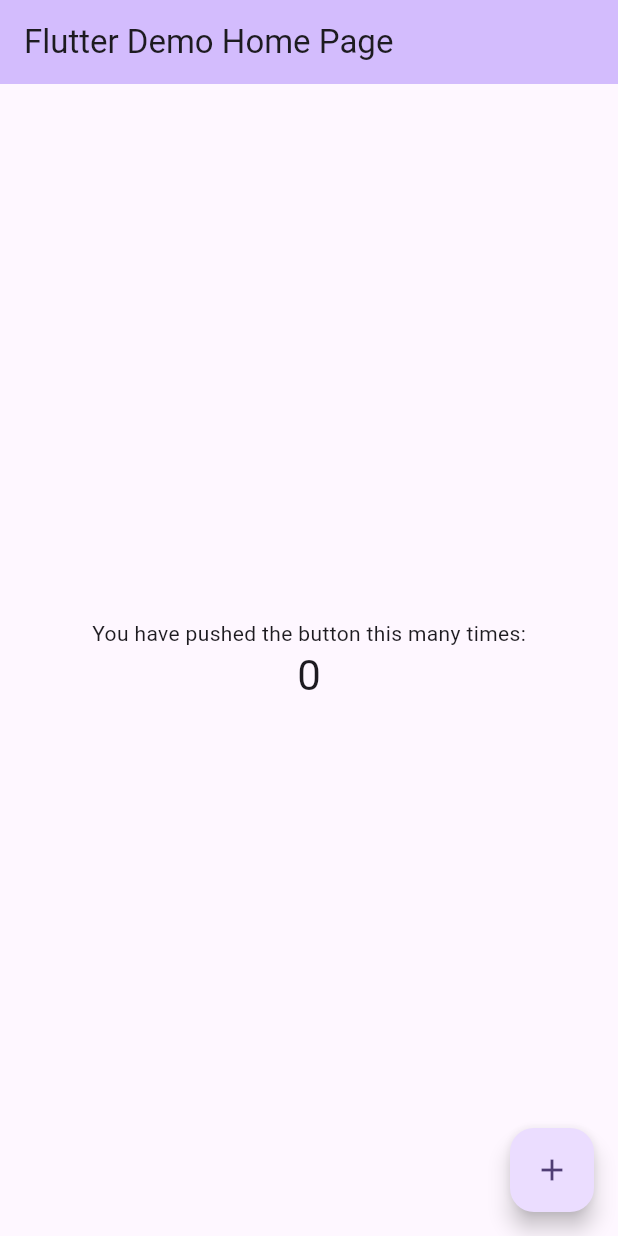
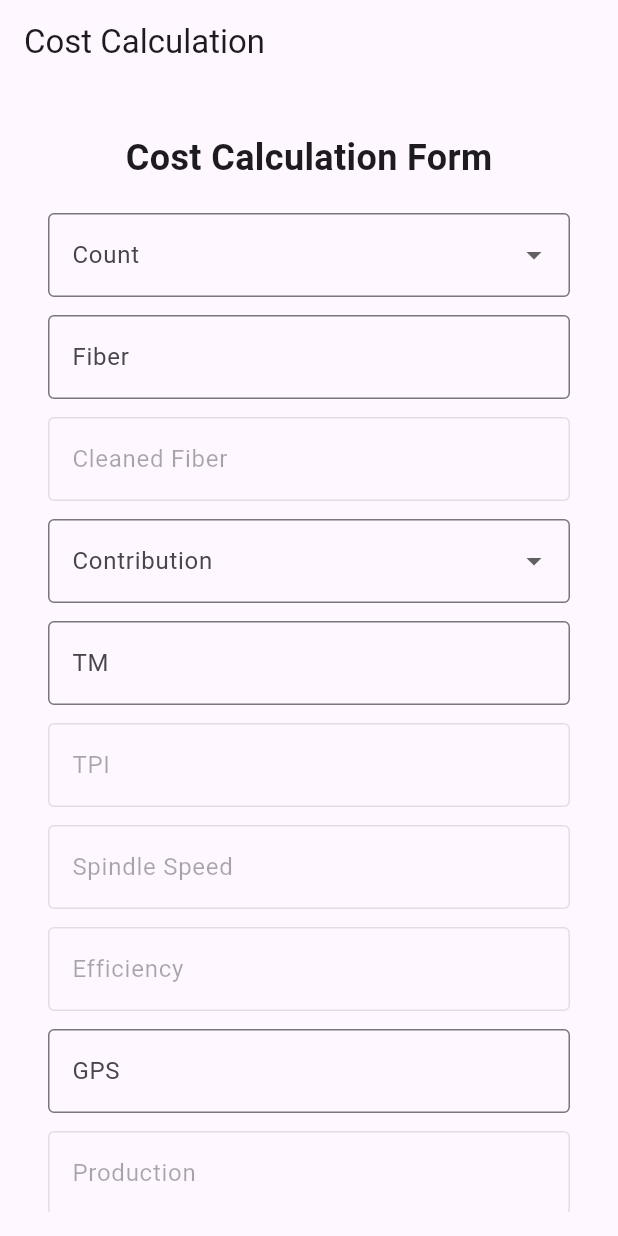
Before and after one commit to Darshan-T-P/Cost-Calculator, a Flutter app: the screen it shows after launch, on a phone screen of 412 x 824 dp. Run offline on Flutter 3.47's test engine with Material 3 defaults, Android fonts, the phone set to English and light mode, and no system bars.

Commit message:
calculations added

```diff
--- /dev/null
+++ b/lib/core/theme/app_pallate.dart
@@ -0,0 +1,13 @@
+import 'package:flutter/material.dart';
+
+class AppPallete {
+  static const Color backgroundColor = Color.fromRGBO(24, 24, 32, 1);
+  static const Color gradient1 = Color.fromRGBO(187, 63, 221, 1);
+  static const Color gradient2 = Color.fromRGBO(251, 109, 169, 1);
+  static const Color gradient3 = Color.fromRGBO(255, 159, 124, 1);
+  static const Color borderColor = Color.fromRGBO(52, 51, 67, 1);
+  static const Color whiteColor = Colors.white;
+  static const Color greyColor = Colors.grey;
+  static const Color errorColor = Colors.redAccent;
+  static const Color transparentColor = Colors.transparent;
+}
--- /dev/null
+++ b/lib/core/theme/theme.dart
@@ -0,0 +1,31 @@
+import './app_pallate.dart';
+import 'package:flutter/material.dart';
+
+class AppTheme {
+  static _border([Color color = AppPallete.borderColor]) => OutlineInputBorder(
+        borderSide: BorderSide(
+          color: color,
+          width: 3,
+        ),
+        borderRadius: BorderRadius.circular(10),
+      );
+  static final darkThemeMode = ThemeData.dark().copyWith(
+    scaffoldBackgroundColor: AppPallete.backgroundColor,
+    appBarTheme: const AppBarTheme(
+      backgroundColor: AppPallete.backgroundColor,
+    ),
+    chipTheme: const ChipThemeData(
+      color: WidgetStatePropertyAll(
+        AppPallete.backgroundColor,
+      ),
+      side: BorderSide.none,
+    ),
+    inputDecorationTheme: InputDecorationTheme(
+      contentPadding: const EdgeInsets.all(27),
+      border: _border(),
+      enabledBorder: _border(),
+      focusedBorder: _border(AppPallete.gradient2),
+      errorBorder: _border(AppPallete.errorColor),
+    ),
+  );
+}
--- /dev/null
+++ b/lib/features/cost_calculation/domain/entities/calculation_dart.dart
@@ -0,0 +1,31 @@
+
+
+class CalculationInput {
+  final int count;
+  final double fiber;
+  final double cleanedFiber;
+  final double contribution;
+  final double tm;
+  final double tpi;
+  final double cspSpeed;
+  final double efficiency;
+  final double gps;
+  final double production;
+  final double costOfProduction;
+  final double price;
+
+  CalculationInput({
+    required this.count,
+    required this.fiber,
+    required this.cleanedFiber,
+    required this.contribution,
+    required this.tm,
+    required this.tpi,
+    required this.cspSpeed,
+    required this.efficiency,
+    required this.gps,
+    required this.production,
+    required this.costOfProduction,
+    required this.price,
+  });
+}
--- /dev/null
+++ b/lib/features/cost_calculation/presentation/pages/calculation_input.dart
@@ -0,0 +1,489 @@
+import 'package:flutter/material.dart';
+import '../widgets/InputFields.dart';
+import '../widgets/CalculateButton.dart';
+import 'dart:math';
+
+class CalculationForm extends StatefulWidget {
+  const CalculationForm({super.key});
+
+  @override
+  State<CalculationForm> createState() => _CalculationFormState();
+}
+
+class _CalculationFormState extends State<CalculationForm> {
+  final _formKey = GlobalKey<FormState>();
+
+  // Controllers for each field
+  final countController = TextEditingController();
+  final priceController = TextEditingController();
+  final fiberController = TextEditingController();
+  final cleanedFiberController = TextEditingController();
+  final contributionController = TextEditingController();
+  final tmController = TextEditingController();
+  final tpiController = TextEditingController();
+  final cspSpeedController = TextEditingController();
+  final efficiencyController = TextEditingController();
+  final gpsController = TextEditingController();
+  final productionController = TextEditingController();
+  final costOfProductionController = TextEditingController();
+
+  // Selected values
+  String? selectedContribution;
+  String? selectedProduction;
+  String? selectedCount;
+  String? selectedMachine;
+
+  // Used to avoid triggering TM listener when updating programmatically
+  bool _isProgrammaticTMUpdate = false;
+
+  // shiftType and contributionValue extracted from contribution dropdown
+  String? shiftType;
+  double? contributionValue;
+
+  // Yarn specs map holds TM, TPI, SpindleSpeed, Efficiency per count/machine
+  final Map<String, Map<String, Map<String, double>>> yarnSpecs = {
+    "12": {
+      "Normal": {
+        "TM": 3.5,
+        "SpindleSpeed": 14000,
+        "Efficiency": 88,
+      },
+      "Compact": {
+        "TM": 3.2,
+        "SpindleSpeed": 14000,
+        "Efficiency": 87,
+      },
+      "Siro": {
+        "TM": 3.4,
+        "SpindleSpeed": 14000,
+        "Efficiency": 87,
+      },
+      "Slub": {
+        "TM": 3.75,
+        "SpindleSpeed": 12000,
+        "Efficiency": 86,
+      },
+    },
+    "15": {
+      "Normal": {
+        "TM": 3.4,
+        "SpindleSpeed": 13000,
+        "Efficiency": 89,
+      },
+      "Compact": {
+        "TM": 3.0,
+        "SpindleSpeed": 13000,
+        "Efficiency": 88,
+      },
+      "Siro": {
+        "TM": 3.3,
+        "SpindleSpeed": 13000,
+        "Efficiency": 88,
+      },
+      "Slub": {
+        "TM": 3.7,
+        "SpindleSpeed": 11000,
+        "Efficiency": 85,
+      },
+    },
+    // Added count 30 specs here
+    "30": {
+      "Normal": {
+        "TM": 3.35,
+        "SpindleSpeed": 19000,
+        "Efficiency": 92,
+      },
+      "Compact": {
+        "TM": 3.0,
+        "SpindleSpeed": 19000,
+        "Efficiency": 91,
+      },
+      "Siro": {
+        "TM": 3.2,
+        "SpindleSpeed": 19000,
+        "Efficiency": 91,
+      },
+      "Slub": {
+        "TM": 3.7,
+        "SpindleSpeed": 18500,
+        "Efficiency": 90,
+      },
+    },
+    "32": {
+      "Normal": {
+        "TM": 3.35,
+        "SpindleSpeed": 19000,
+        "Efficiency": 92,
+      },
+      "Compact": {
+        "TM": 3.0,
+        "SpindleSpeed": 19000,
+        "Efficiency": 91,
+      },
+      "Siro": {
+        "TM": 3.2,
+        "SpindleSpeed": 19000,
+        "Efficiency": 91,
+      },
+      "Slub": {
+        "TM": 3.7,
+        "SpindleSpeed": 18500,
+        "Efficiency": 90,
+      },
+    },
+  };
+
+  // GPS production map: count -> machine -> shift -> GPS value
+
+  void _calculateGPS() {
+    final speed = double.tryParse(cspSpeedController.text);
+    final efficiency = double.tryParse(efficiencyController.text);
+    final tpi = double.tryParse(tpiController.text);
+    final countNum = double.tryParse(selectedCount ?? '');
+
+    if (speed != null && tpi != null && countNum != null && countNum != 0) {
+      final gpsValue = ((7.2 * speed) / (tpi * countNum)) * (efficiency! / 100);
+      gpsController.text = gpsValue.toStringAsFixed(2);
+    } else {
+      gpsController.text = '';
+    }
+  }
+
+  void _calculateProductionAndCost() {
+    final gps = double.tryParse(gpsController.text);
+    if (gps == null || selectedContribution == null) {
+      productionController.text = '';
+      return;
+    }
+
+    // Parse contribution like "1632 - 60000"
+    final parts = selectedContribution!.split('-');
+    if (parts.length != 2) {
+      productionController.text = '';
+      return;
+    }
+
+    final machineCount = double.tryParse(parts[0].trim());
+    final contributionCost = double.tryParse(parts[1].trim());
+
+    if (machineCount == null || contributionCost == null) {
+      productionController.text = '';
+      return;
+    }
+
+    // Production formula
+    final production = (gps * 3 * machineCount) / 1000;
+    productionController.text = production.toStringAsFixed(2);
+
+    // Production cost formula
+    if (production != 0) {
+      final prodCost = contributionCost / production;
+      costOfProductionController.text = prodCost.toStringAsFixed(2);
+    } else {
+      costOfProductionController.text = '';
+    }
+  }
+
+  void _updateSpecs() {
+    if (selectedCount != null && selectedMachine != null) {
+      final specs = yarnSpecs[selectedCount]?[selectedMachine];
+      if (specs != null) {
+        final tmValue = specs["TM"] ?? 0.0;
+        final countNum = double.tryParse(selectedCount!);
+        if (countNum != null) {
+          _isProgrammaticTMUpdate = true;
+
+          // Set TM directly from yarnSpecs
+          tmController.text = tmValue.toStringAsFixed(2);
+
+          // Calculate TPI = sqrt(count) * TM
+          final tpiValue = sqrt(countNum) * tmValue;
+          tpiController.text = tpiValue.toStringAsFixed(2);
+
+          cspSpeedController.text = specs["SpindleSpeed"]?.toString() ?? "";
+          efficiencyController.text = specs["Efficiency"]?.toString() ?? "";
+          costOfProductionController.text =
+              specs["ProductionCost"]?.toStringAsFixed(2) ?? "";
+          priceController.text = specs["Price"]?.toStringAsFixed(2) ?? "";
+
+          _isProgrammaticTMUpdate = false;
+        }
+      }
+      _calculateGPS();
+      _calculateProductionAndCost();
+    }
+  }
+
+  @override
+  void initState() {
+    super.initState();
+
+    fiberController.addListener(() {
+      final fiberText = fiberController.text;
+      final fiber = double.tryParse(fiberText);
+      if (fiber != null) {
+        cleanedFiberController.text = (fiber * 1.05).toStringAsFixed(2);
+      } else {
+        cleanedFiberController.text = '';
+      }
+    });
+
+    tmController.addListener(() {
+      if (_isProgrammaticTMUpdate) return;
+      final tm = double.tryParse(tmController.text);
+      final countNum = double.tryParse(selectedCount ?? '');
+      if (tm != null && countNum != null) {
+        final tpiValue = sqrt(countNum) * tm;
+        tpiController.text = tpiValue.toStringAsFixed(2);
+
+        _calculateGPS();
+        _calculateProductionAndCost();
+      } else {
+        tpiController.text = '';
+        gpsController.text = '';
+        productionController.text = '';
+        costOfProductionController.text = '';
+      }
+    });
+  }
+
+  @override
+  void dispose() {
+    countController.dispose();
+    priceController.dispose();
+    fiberController.dispose();
+    cleanedFiberController.dispose();
+    contributionController.dispose();
+    tmController.dispose();
+    tpiController.dispose();
+    cspSpeedController.dispose();
+    efficiencyController.dispose();
+    gpsController.dispose();
+    productionController.dispose();
+    costOfProductionController.dispose();
+    super.dispose();
+  }
+
+  // Validator for numbers (int or double)
+  String? _validateRequiredNum(String? value, {bool isInt = false}) {
+    if (value == null || value.isEmpty) return 'This field is required';
+    return isInt
+        ? (int.tryParse(value) == null ? 'Enter a valid integer' : null)
+        : (double.tryParse(value) == null ? 'Enter a valid number' : null);
+  }
+
+  void _onCalculate() {
+    if (_formKey.currentState!.validate()) {
+      // Your calculation logic goes here
+
+      ScaffoldMessenger.of(context).showSnackBar(
+        const SnackBar(content: Text('Calculation successful!')),
+      );
+    }
+  }
+
+  @override
+  Widget build(BuildContext context) {
+    return Scaffold(
+      body: SafeArea(
+        child: Form(
+          key: _formKey,
+          child: ListView(
+            padding: const EdgeInsets.all(16),
+            children: [
+              const Center(
+                child: Text(
+                  'Cost Calculation Form',
+                  style: TextStyle(fontSize: 24, fontWeight: FontWeight.bold),
+                ),
+              ),
+              const SizedBox(height: 20),
+
+              // Count Dropdown
+              DropdownButtonFormField<String>(
+                decoration: const InputDecoration(
+                  labelText: 'Count',
+                  border: OutlineInputBorder(),
+                ),
+                initialValue: selectedCount,
+                items: yarnSpecs.keys
+                    .map(
+                        (val) => DropdownMenuItem(value: val, child: Text(val)))
+                    .toList(),
+                onChanged: (val) {
+                  setState(() {
+                    selectedCount = val;
+                    // Automatically select first machine if none or invalid for new count
+                    if (selectedMachine == null ||
+                        !(yarnSpecs[selectedCount]
+                                ?.containsKey(selectedMachine) ??
+                            false)) {
+                      selectedMachine = yarnSpecs[selectedCount]?.keys.first;
+                    }
+                    _updateSpecs();
+                  });
+                },
+                validator: (value) =>
+                    value == null ? 'Please select count' : null,
+              ),
+              const SizedBox(height: 12),
+
+              // Fiber input
+              InputFields(
+                labelText: 'Fiber',
+                hintText: 'Enter Fiber',
+                controller: fiberController,
+                keyboardType: TextInputType.numberWithOptions(decimal: true),
+                validator: _validateRequiredNum,
+              ),
+              const SizedBox(height: 12),
+
+              // Cleaned Fiber read-only
+              InputFields(
+                labelText: 'Cleaned Fiber',
+                hintText: 'Auto-calculated',
+                controller: cleanedFiberController,
+                keyboardType: TextInputType.numberWithOptions(decimal: true),
+                enabled: false,
+                validator: (v) => (v == null || v.isEmpty)
+                    ? 'Cleaned Fiber will auto-fill'
+                    : null,
+              ),
+              const SizedBox(height: 12),
+
+              // Contribution/Shift Dropdown
+              DropdownButtonFormField<String>(
+                decoration: const InputDecoration(
+                  labelText: 'Contribution',
+                  border: OutlineInputBorder(),
+                ),
+                initialValue: selectedContribution,
+                items: ["1632 - 60000", "1440 - 50000"]
+                    .map(
+                        (val) => DropdownMenuItem(value: val, child: Text(val)))
+                    .toList(),
+                onChanged: (val) {
+                  setState(() {
+                    selectedContribution = val;
+                    if (val != null) {
+                      final parts = val.split('-');
+                      if (parts.length == 2) {
+                        shiftType = parts[0].trim();
+                        contributionValue = double.tryParse(parts[1].trim());
+                        _updateSpecs(); // This calls _calculateGPS & _calculateProductionAndCost
+                        // But just to be safe and immediate:
+                        // _calculateProductionAndCost();
+                      }
+                    }
+                  });
+                },
+                validator: (value) =>
+                    value == null ? 'Please select contribution' : null,
+              ),
+              const SizedBox(height: 12),
+
+              // Machine Selector - dynamic radio buttons based on selectedCount
+              Column(
+                crossAxisAlignment: CrossAxisAlignment.start,
+                children: yarnSpecs[selectedCount]
+                        ?.keys
+                        .map(
+                          (machine) => RadioListTile<String>(
+                            title: Text(machine),
+                            value: machine,
+                            groupValue: selectedMachine,
+                            onChanged: (val) => setState(() {
+                              selectedMachine = val;
+                              _updateSpecs();
+                            }),
+                          ),
+                        )
+                        .toList() ??
+                    [],
+              ),
+
+              // TM
+              InputFields(
+                labelText: 'TM',
+                hintText: 'Auto-calculated or change to recalculate TPI',
+                controller: tmController,
+                keyboardType: TextInputType.numberWithOptions(decimal: true),
+                enabled: true,
+                validator: (v) =>
+                    (v == null || v.isEmpty) ? 'TM required' : null,
+              ),
+              const SizedBox(height: 12),
+
+              // TPI
+              InputFields(
+                labelText: 'TPI',
+                hintText: 'Auto-calculated from TM',
+                controller: tpiController,
+                enabled: false,
+              ),
+              const SizedBox(height: 12),
+
+              // CSP Speed (Spindle Speed)
+              InputFields(
+                labelText: 'Spindle Speed',
+                hintText: 'Auto-calculated from Count and Machine',
+                controller: cspSpeedController,
+                keyboardType: TextInputType.numberWithOptions(decimal: true),
+                enabled: false,
+                validator: _validateRequiredNum,
+              ),
+              const SizedBox(height: 12),
+
+              // Efficiency
+              InputFields(
+                labelText: 'Efficiency',
+                hintText: 'Auto-calculated from Count and Machine',
+                controller: efficiencyController,
+                keyboardType: TextInputType.numberWithOptions(decimal: true),
+                enabled: false,
+                validator: _validateRequiredNum,
+              ),
+              const SizedBox(height: 12),
+
+              // GPS
+              InputFields(
+                labelText: 'GPS',
+                hintText: 'Auto-filled based on Count, Machine, and Shift',
+                controller: gpsController,
+                keyboardType: TextInputType.numberWithOptions(decimal: true),
+                validator: _validateRequiredNum,
+              ),
+              const SizedBox(height: 12),
+
+              // Production (calculated, read-only)
+              InputFields(
+                labelText: 'Production',
+                hintText: 'Auto-calculated from GPS and Contribution',
+                controller: productionController,
+                keyboardType: TextInputType.numberWithOptions(decimal: true),
+                enabled: false,
+                validator: _validateRequiredNum,
+              ),
+              const SizedBox(height: 12),
+// Cost of Production
+              InputFields(
+                labelText: 'Cost of Production',
+                hintText: 'Auto-filled',
+                controller: costOfProductionController,
+                keyboardType: TextInputType.numberWithOptions(decimal: true),
+                enabled: false,
+                validator: _validateRequiredNum,
+              ),
+              const SizedBox(height: 24),
+              const SizedBox(
+                height: 10,
+              ),
+              // Calculate Button
+              CalculateButton(onPressed: _onCalculate),
+            ],
+          ),
+        ),
+      ),
+    );
+  }
+}
--- /dev/null
+++ b/lib/features/cost_calculation/presentation/pages/calculation_page.dart
@@ -0,0 +1,19 @@
+// lib/features/cost_calculation/presentation/pages/calculation_page.dart
+import './calculation_input.dart';
+
+import 'package:flutter/material.dart';
+
+class CalculationPage extends StatelessWidget {
+  const CalculationPage({super.key});
+
+  @override
+  Widget build(BuildContext context) {
+    return Scaffold(
+      appBar: AppBar(title: Text('Cost Calculation')),
+      body: Padding(
+        padding: const EdgeInsets.all(16.0),
+        child: CalculationForm(),
+      ),
+    );
+  }
+}
--- /dev/null
+++ b/lib/features/cost_calculation/presentation/widgets/CalculateButton.dart
@@ -0,0 +1,15 @@
+import 'package:flutter/material.dart';
+
+class CalculateButton extends StatelessWidget {
+  final VoidCallback onPressed;
+
+  const CalculateButton({super.key, required this.onPressed});
+
+  @override
+  Widget build(BuildContext context) {
+    return ElevatedButton(
+      onPressed: onPressed,
+      child: Text('Calculate'),
+    );
+  }
+}
--- /dev/null
+++ b/lib/features/cost_calculation/presentation/widgets/InputFields.dart
@@ -0,0 +1,35 @@
+import 'package:flutter/material.dart';
+
+class InputFields extends StatelessWidget {
+  final String labelText;
+  final String hintText;
+  final TextEditingController controller;
+  final String? Function(String?)? validator;
+  final TextInputType keyboardType;
+  final bool enabled; // <-- NEW
+
+  const InputFields({
+    super.key,
+    required this.labelText,
+    required this.hintText,
+    required this.controller,
+    this.validator,
+    this.keyboardType = TextInputType.text,
+    this.enabled = true, // <-- allow override, default = editable
+  });
+
+  @override
+  Widget build(BuildContext context) {
+    return TextFormField(
+      controller: controller,
+      enabled: enabled, // <-- Tie to the field!
+      keyboardType: keyboardType,
+      decoration: InputDecoration(
+        labelText: labelText,
+        hintText: hintText,
+        border: const OutlineInputBorder(),
+      ),
+      validator: validator,
+    );
+  }
+}
--- a/lib/main.dart
+++ b/lib/main.dart
@@ -1,3 +1,4 @@
+import 'package:cost_calculator/features/cost_calculation/presentation/pages/calculation_page.dart';
 import 'package:flutter/material.dart';
 
 void main() {
@@ -7,119 +8,13 @@ void main() {
 class MyApp extends StatelessWidget {
   const MyApp({super.key});
 
-  // This widget is the root of your application.
   @override
   Widget build(BuildContext context) {
     return MaterialApp(
-      title: 'Flutter Demo',
-      theme: ThemeData(
-        // This is the theme of your application.
-        //
-        // TRY THIS: Try running your application with "flutter run". You'll see
-        // the application has a purple toolbar. Then, without quitting the app,
-        // try changing the seedColor in the colorScheme below to Colors.green
-        // and then invoke "hot reload" (save your changes or press the "hot
-        // reload" button in a Flutter-supported IDE, or press "r" if you used
-        // the command line to start the app).
-        //
-        // Notice that the counter didn't reset back to zero; the application
-        // state is not lost during the reload. To reset the state, use hot
-        // restart instead.
-        //
-        // This works for code too, not just values: Most code changes can be
-        // tested with just a hot reload.
-        colorScheme: ColorScheme.fromSeed(seedColor: Colors.deepPurple),
-        useMaterial3: true,
-      ),
-      home: const MyHomePage(title: 'Flutter Demo Home Page'),
+      title: 'Cost Calculator',
+      // theme: AppTheme.darkThemeMode,
+      debugShowCheckedModeBanner: false,
+      home: const CalculationPage(),
     );
   }
 }
-
-class MyHomePage extends StatefulWidget {
-  const MyHomePage({super.key, required this.title});
-
-  // This widget is the home page of your application. It is stateful, meaning
-  // that it has a State object (defined below) that contains fields that affect
-  // how it looks.
-
-  // This class is the configuration for the state. It holds the values (in this
-  // case the title) provided by the parent (in this case the App widget) and
-  // used by the build method of the State. Fields in a Widget subclass are
-  // always marked "final".
-
-  final String title;
-
-  @override
-  State<MyHomePage> createState() => _MyHomePageState();
-}
-
-class _MyHomePageState extends State<MyHomePage> {
-  int _counter = 0;
-
-  void _incrementCounter() {
-    setState(() {
-      // This call to setState tells the Flutter framework that something has
-      // changed in this State, which causes it to rerun the build method below
-      // so that the display can reflect the updated values. If we changed
-      // _counter without calling setState(), then the build method would not be
-      // called again, and so nothing would appear to happen.
-      _counter++;
-    });
-  }
-
-  @override
-  Widget build(BuildContext context) {
-    // This method is rerun every time setState is called, for instance as done
-    // by the _incrementCounter method above.
-    //
-    // The Flutter framework has been optimized to make rerunning build methods
-    // fast, so that you can just rebuild anything that needs updating rather
-    // than having to individually change instances of widgets.
-    return Scaffold(
-      appBar: AppBar(
-        // TRY THIS: Try changing the color here to a specific color (to
-        // Colors.amber, perhaps?) and trigger a hot reload to see the AppBar
-        // change color while the other colors stay the same.
-        backgroundColor: Theme.of(context).colorScheme.inversePrimary,
-        // Here we take the value from the MyHomePage object that was created by
-        // the App.build method, and use it to set our appbar title.
-        title: Text(widget.title),
-      ),
-      body: Center(
-        // Center is a layout widget. It takes a single child and positions it
-        // in the middle of the parent.
-        child: Column(
-          // Column is also a layout widget. It takes a list of children and
-          // arranges them vertically. By default, it sizes itself to fit its
-          // children horizontally, and tries to be as tall as its parent.
-          //
-          // Column has various properties to control how it sizes itself and
-          // how it positions its children. Here we use mainAxisAlignment to
-          // center the children vertically; the main axis here is the vertical
-          // axis because Columns are vertical (the cross axis would be
-          // horizontal).
-          //
-          // TRY THIS: Invoke "debug painting" (choose the "Toggle Debug Paint"
-          // action in the IDE, or press "p" in the console), to see the
-          // wireframe for each widget.
-          mainAxisAlignment: MainAxisAlignment.center,
-          children: <Widget>[
-            const Text(
-              'You have pushed the button this many times:',
-            ),
-            Text(
-              '$_counter',
-              style: Theme.of(context).textTheme.headlineMedium,
-            ),
-          ],
-        ),
-      ),
-      floatingActionButton: FloatingActionButton(
-        onPressed: _incrementCounter,
-        tooltip: 'Increment',
-        child: const Icon(Icons.add),
-      ), // This trailing comma makes auto-formatting nicer for build methods.
-    );
-  }
-}
```
Also changed, not shown: pubspec.lock.
